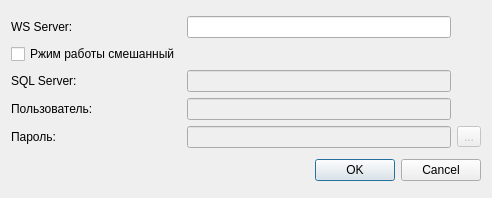
Old version of the form certmanager/CertManager/dialogconnection.ui in the repository arcirk/ws_solution.
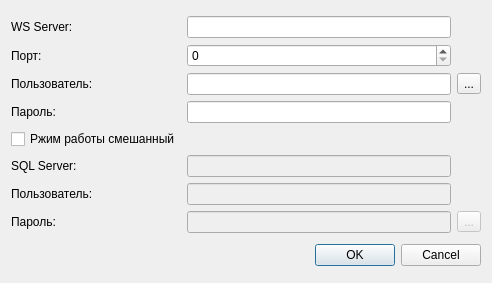
New version of the form. Icons and pictures are not drawn.

The edit to the form file:
```diff
--- a/certmanager/CertManager/dialogconnection.ui
+++ b/certmanager/CertManager/dialogconnection.ui
@@ -7,7 +7,7 @@
     <x>0</x>
     <y>0</y>
     <width>492</width>
-    <height>198</height>
+    <height>283</height>
    </rect>
   </property>
   <property name="windowTitle">
@@ -16,30 +16,6 @@
   <layout class="QGridLayout" name="gridLayout_2">
    <item row="0" column="0">
     <layout class="QGridLayout" name="gridLayout">
-     <item row="3" column="1">
-      <widget class="QLineEdit" name="lineUser">
-       <property name="enabled">
-        <bool>false</bool>
-       </property>
-      </widget>
-     </item>
-     <item row="0" column="1">
-      <widget class="QLineEdit" name="lineWsServer"/>
-     </item>
-     <item row="1" column="0">
-      <widget class="QCheckBox" name="checkMode">
-       <property name="text">
-        <string>Ржим работы смешанный</string>
-       </property>
-      </widget>
-     </item>
-     <item row="4" column="0">
-      <widget class="QLabel" name="label_3">
-       <property name="text">
-        <string>Пароль:</string>
-       </property>
-      </widget>
-     </item>
      <item row="0" column="0">
       <widget class="QLabel" name="label_4">
        <property name="text">
@@ -47,24 +23,17 @@
        </property>
       </widget>
      </item>
-     <item row="4" column="1">
-      <widget class="QLineEdit" name="linePwd">
-       <property name="enabled">
-        <bool>false</bool>
-       </property>
+     <item row="0" column="2">
+      <widget class="QLineEdit" name="lineWsServer"/>
+     </item>
+     <item row="2" column="2">
+      <widget class="QLineEdit" name="lineWsUser">
        <property name="echoMode">
         <enum>QLineEdit::Password</enum>
        </property>
       </widget>
      </item>
-     <item row="3" column="0">
-      <widget class="QLabel" name="label_2">
-       <property name="text">
-        <string>Пользователь:</string>
-       </property>
-      </widget>
-     </item>
-     <item row="4" column="2">
+     <item row="7" column="3">
       <widget class="QToolButton" name="btnViewPwd">
        <property name="enabled">
         <bool>false</bool>
@@ -81,17 +50,100 @@
        </property>
       </widget>
      </item>
+     <item row="5" column="2">
+      <widget class="QLineEdit" name="lineServer">
+       <property name="enabled">
+        <bool>false</bool>
+       </property>
+      </widget>
+     </item>
      <item row="2" column="0">
+      <widget class="QLabel" name="label_5">
+       <property name="text">
+        <string>Пользователь:</string>
+       </property>
+      </widget>
+     </item>
+     <item row="7" column="0">
+      <widget class="QLabel" name="label_3">
+       <property name="text">
+        <string>Пароль:</string>
+       </property>
+      </widget>
+     </item>
+     <item row="6" column="2">
+      <widget class="QLineEdit" name="lineUser">
+       <property name="enabled">
+        <bool>false</bool>
+       </property>
+      </widget>
+     </item>
+     <item row="4" column="0">
+      <widget class="QCheckBox" name="checkMode">
+       <property name="text">
+        <string>Ржим работы смешанный</string>
+       </property>
+      </widget>
+     </item>
+     <item row="3" column="0">
+      <widget class="QLabel" name="label_6">
+       <property name="text">
+        <string>Пароль:</string>
+       </property>
+      </widget>
+     </item>
+     <item row="7" column="2">
+      <widget class="QLineEdit" name="linePwd">
+       <property name="enabled">
+        <bool>false</bool>
+       </property>
+       <property name="echoMode">
+        <enum>QLineEdit::Password</enum>
+       </property>
+      </widget>
+     </item>
+     <item row="6" column="0">
+      <widget class="QLabel" name="label_2">
+       <property name="text">
+        <string>Пользователь:</string>
+       </property>
+      </widget>
+     </item>
+     <item row="5" column="0">
       <widget class="QLabel" name="label">
        <property name="text">
         <string>SQL Server:</string>
        </property>
       </widget>
      </item>
-     <item row="2" column="1">
-      <widget class="QLineEdit" name="lineServer">
-       <property name="enabled">
-        <bool>false</bool>
+     <item row="1" column="0">
+      <widget class="QLabel" name="label_7">
+       <property name="text">
+        <string>Порт:</string>
+       </property>
+      </widget>
+     </item>
+     <item row="1" column="2">
+      <widget class="QSpinBox" name="spinPort">
+       <property name="maximum">
+        <number>9999</number>
+       </property>
+      </widget>
+     </item>
+     <item row="3" column="2">
+      <widget class="QLineEdit" name="lineWsPwd"/>
+     </item>
+     <item row="2" column="3">
+      <widget class="QToolButton" name="btnWsPwd">
+       <property name="text">
+        <string>...</string>
+       </property>
+       <property name="icon">
+        <iconset resource="certmaster.qrc">
+         <normaloff>:/img/viewPwd1.svg</normaloff>:/img/viewPwd1.svg</iconset>
+       </property>
+       <property name="checkable">
+        <bool>true</bool>
        </property>
       </widget>
      </item>
```
